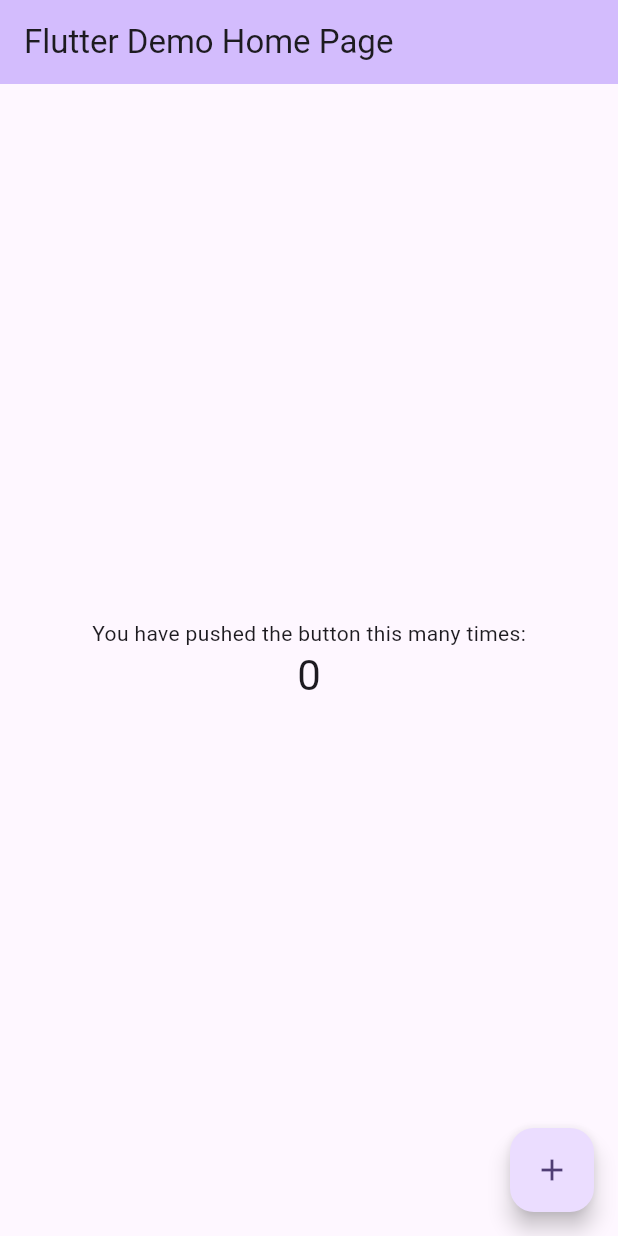
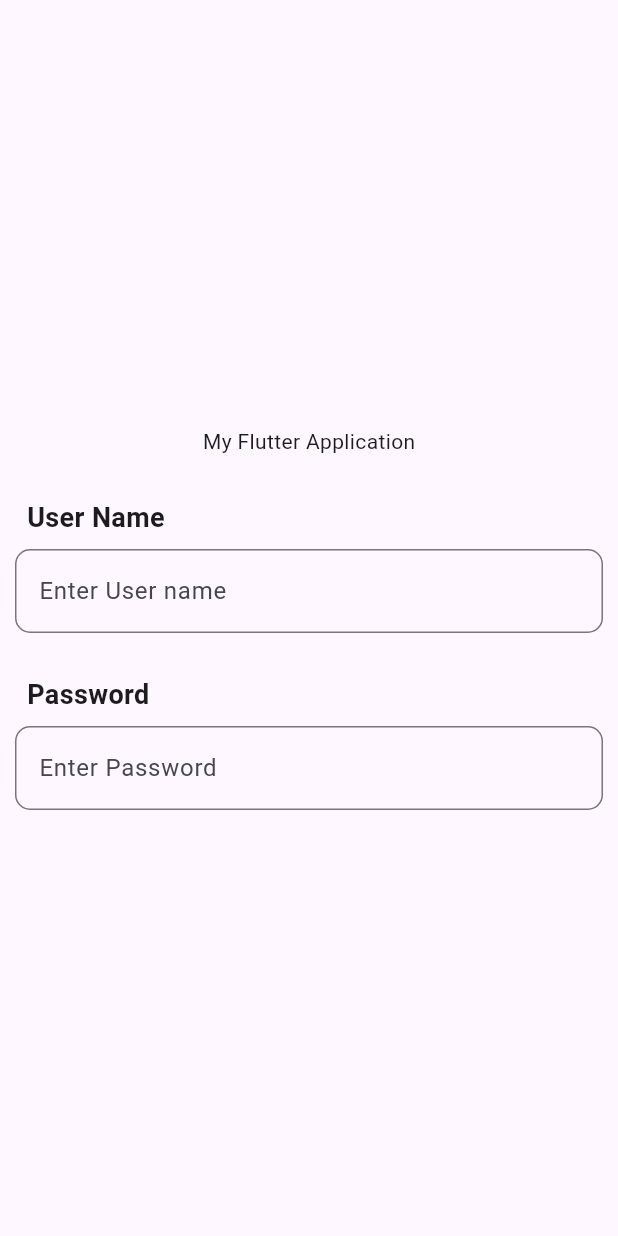
Before and after one commit to hunasiyerra/Flutter_Market_app, a Flutter app: the screen it shows after launch, on a phone screen of 412 x 824 dp. Run offline on Flutter 3.47's test engine with Material 3 defaults, Android fonts, the phone set to English and light mode, and no system bars.

Commit message:
Login pages changes

```diff
--- /dev/null
+++ b/lib/features/auth/presentation/pages/loginpage.dart
@@ -0,0 +1,32 @@
+import 'package:flutter/material.dart';
+import 'package:fruit_market_app/features/auth/presentation/widgets/textfield.dart';
+
+class AuthLoginPage extends StatefulWidget {
+  const AuthLoginPage({super.key});
+
+  @override
+  State<AuthLoginPage> createState() => _AuthLoginPageState();
+}
+
+class _AuthLoginPageState extends State<AuthLoginPage> {
+  @override
+  Widget build(BuildContext context) {
+    return Scaffold(
+      body: SafeArea(
+        child: Padding(
+          padding: const EdgeInsets.all(10.0),
+          child: Column(
+            mainAxisAlignment: MainAxisAlignment.center,
+            children: [
+              Text("My Flutter Application"),
+              SizedBox(height: 20),
+              MyTextField(fieldName: 'User Name', hintText: 'Enter User name'),
+              SizedBox(height: 20),
+              MyTextField(fieldName: 'Password', hintText: 'Enter Password'),
+            ],
+          ),
+        ),
+      ),
+    );
+  }
+}
--- /dev/null
+++ b/lib/features/auth/presentation/widgets/textfield.dart
@@ -0,0 +1,38 @@
+import 'package:flutter/material.dart';
+
+class MyTextField extends StatelessWidget {
+  final String fieldName;
+  final String hintText;
+  const MyTextField({
+    super.key,
+    required this.fieldName,
+    required this.hintText,
+  });
+
+  @override
+  Widget build(BuildContext context) {
+    return Column(
+      crossAxisAlignment: CrossAxisAlignment.start,
+      children: [
+        Padding(
+          padding: const EdgeInsets.all(8.0),
+          child: Text(
+            fieldName,
+            style: TextStyle(fontWeight: FontWeight.bold, fontSize: 18),
+          ),
+        ),
+        TextField(
+          decoration: InputDecoration(
+            hintText: hintText,
+            border: OutlineInputBorder(
+              borderRadius: BorderRadius.horizontal(
+                left: Radius.circular(10),
+                right: Radius.circular(10),
+              ),
+            ),
+          ),
+        ),
+      ],
+    );
+  }
+}
--- a/lib/main.dart
+++ b/lib/main.dart
@@ -1,4 +1,5 @@
 import 'package:flutter/material.dart';
+import 'package:fruit_market_app/features/auth/presentation/pages/loginpage.dart';
 
 void main() {
   runApp(const MyApp());
@@ -7,116 +8,11 @@ void main() {
 class MyApp extends StatelessWidget {
   const MyApp({super.key});
 
-  // This widget is the root of your application.
   @override
   Widget build(BuildContext context) {
     return MaterialApp(
-      title: 'Flutter Demo',
-      theme: ThemeData(
-        // This is the theme of your application.
-        //
-        // TRY THIS: Try running your application with "flutter run". You'll see
-        // the application has a purple toolbar. Then, without quitting the app,
-        // try changing the seedColor in the colorScheme below to Colors.green
-        // and then invoke "hot reload" (save your changes or press the "hot
-        // reload" button in a Flutter-supported IDE, or press "r" if you used
-        // the command line to start the app).
-        //
-        // Notice that the counter didn't reset back to zero; the application
-        // state is not lost during the reload. To reset the state, use hot
-        // restart instead.
-        //
-        // This works for code too, not just values: Most code changes can be
-        // tested with just a hot reload.
-        colorScheme: ColorScheme.fromSeed(seedColor: Colors.deepPurple),
-      ),
-      home: const MyHomePage(title: 'Flutter Demo Home Page'),
+      title: 'Fruit Market Application',
+      home: AuthLoginPage(),
     );
   }
 }
-
-class MyHomePage extends StatefulWidget {
-  const MyHomePage({super.key, required this.title});
-
-  // This widget is the home page of your application. It is stateful, meaning
-  // that it has a State object (defined below) that contains fields that affect
-  // how it looks.
-
-  // This class is the configuration for the state. It holds the values (in this
-  // case the title) provided by the parent (in this case the App widget) and
-  // used by the build method of the State. Fields in a Widget subclass are
-  // always marked "final".
-
-  final String title;
-
-  @override
-  State<MyHomePage> createState() => _MyHomePageState();
-}
-
-class _MyHomePageState extends State<MyHomePage> {
-  int _counter = 0;
-
-  void _incrementCounter() {
-    setState(() {
-      // This call to setState tells the Flutter framework that something has
-      // changed in this State, which causes it to rerun the build method below
-      // so that the display can reflect the updated values. If we changed
-      // _counter without calling setState(), then the build method would not be
-      // called again, and so nothing would appear to happen.
-      _counter++;
-    });
-  }
-
-  @override
-  Widget build(BuildContext context) {
-    // This method is rerun every time setState is called, for instance as done
-    // by the _incrementCounter method above.
-    //
-    // The Flutter framework has been optimized to make rerunning build methods
-    // fast, so that you can just rebuild anything that needs updating rather
-    // than having to individually change instances of widgets.
-    return Scaffold(
-      appBar: AppBar(
-        // TRY THIS: Try changing the color here to a specific color (to
-        // Colors.amber, perhaps?) and trigger a hot reload to see the AppBar
-        // change color while the other colors stay the same.
-        backgroundColor: Theme.of(context).colorScheme.inversePrimary,
-        // Here we take the value from the MyHomePage object that was created by
-        // the App.build method, and use it to set our appbar title.
-        title: Text(widget.title),
-      ),
-      body: Center(
-        // Center is a layout widget. It takes a single child and positions it
-        // in the middle of the parent.
-        child: Column(
-          // Column is also a layout widget. It takes a list of children and
-          // arranges them vertically. By default, it sizes itself to fit its
-          // children horizontally, and tries to be as tall as its parent.
-          //
-          // Column has various properties to control how it sizes itself and
-          // how it positions its children. Here we use mainAxisAlignment to
-          // center the children vertically; the main axis here is the vertical
-          // axis because Columns are vertical (the cross axis would be
-          // horizontal).
-          //
-          // TRY THIS: Invoke "debug painting" (choose the "Toggle Debug Paint"
-          // action in the IDE, or press "p" in the console), to see the
-          // wireframe for each widget.
-          mainAxisAlignment: MainAxisAlignment.center,
-          children: <Widget>[
-            const Text('You have pushed the button this many times:'),
-            Text(
-              '$_counter',
-              style: Theme.of(context).textTheme.headlineMedium,
-            ),
-          ],
-        ),
-      ),
-      floatingActionButton: FloatingActionButton(
-        onPressed: _incrementCounter,
-        tooltip: 'Increment',
-        child: const Icon(Icons.add),
-      ), // This trailing comma makes auto-formatting nicer for build methods.
-    );
-  }
-}
```
